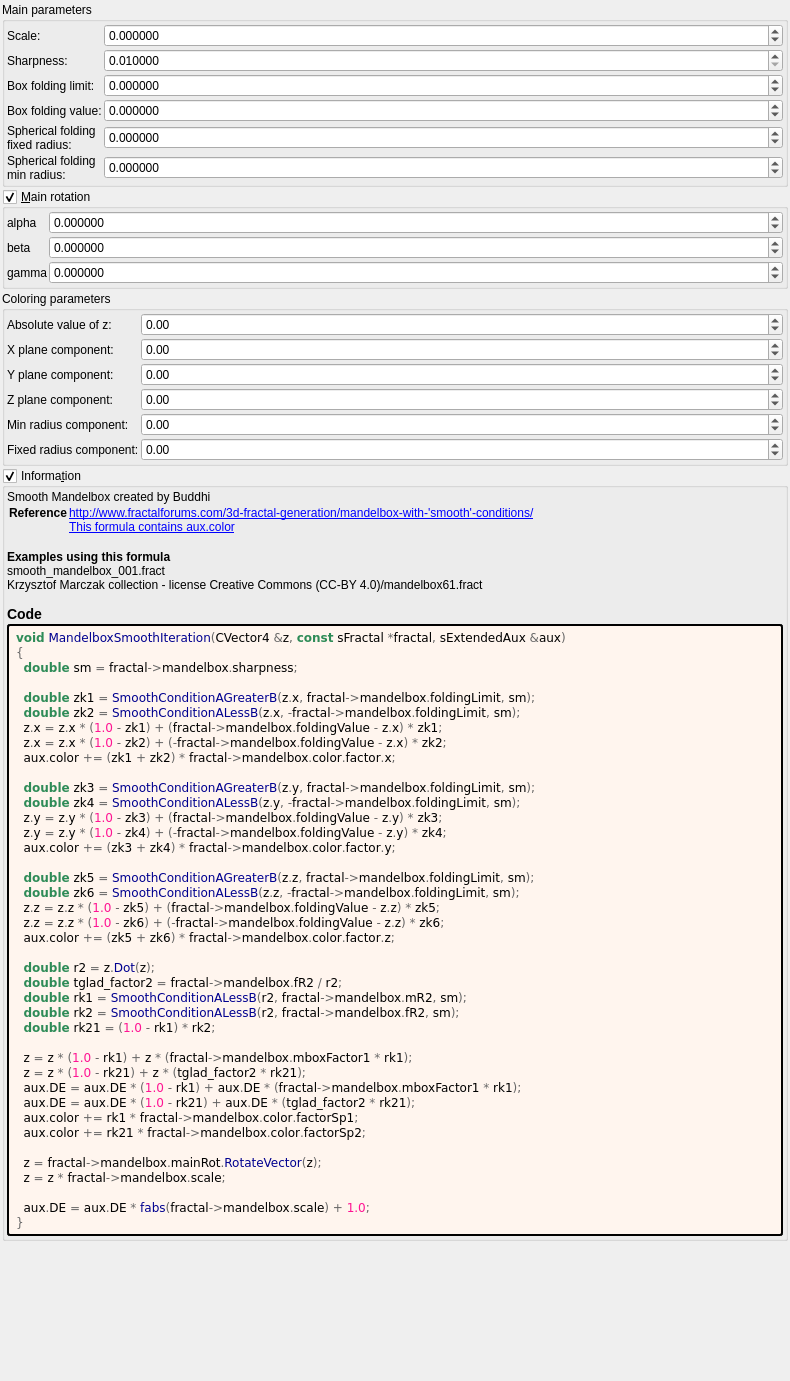
Above: mandelbulber2/formula/ui/fractal_mandelbox_smooth.ui from buddhi1980/mandelbulber2 before the change. Below: the same form after it.
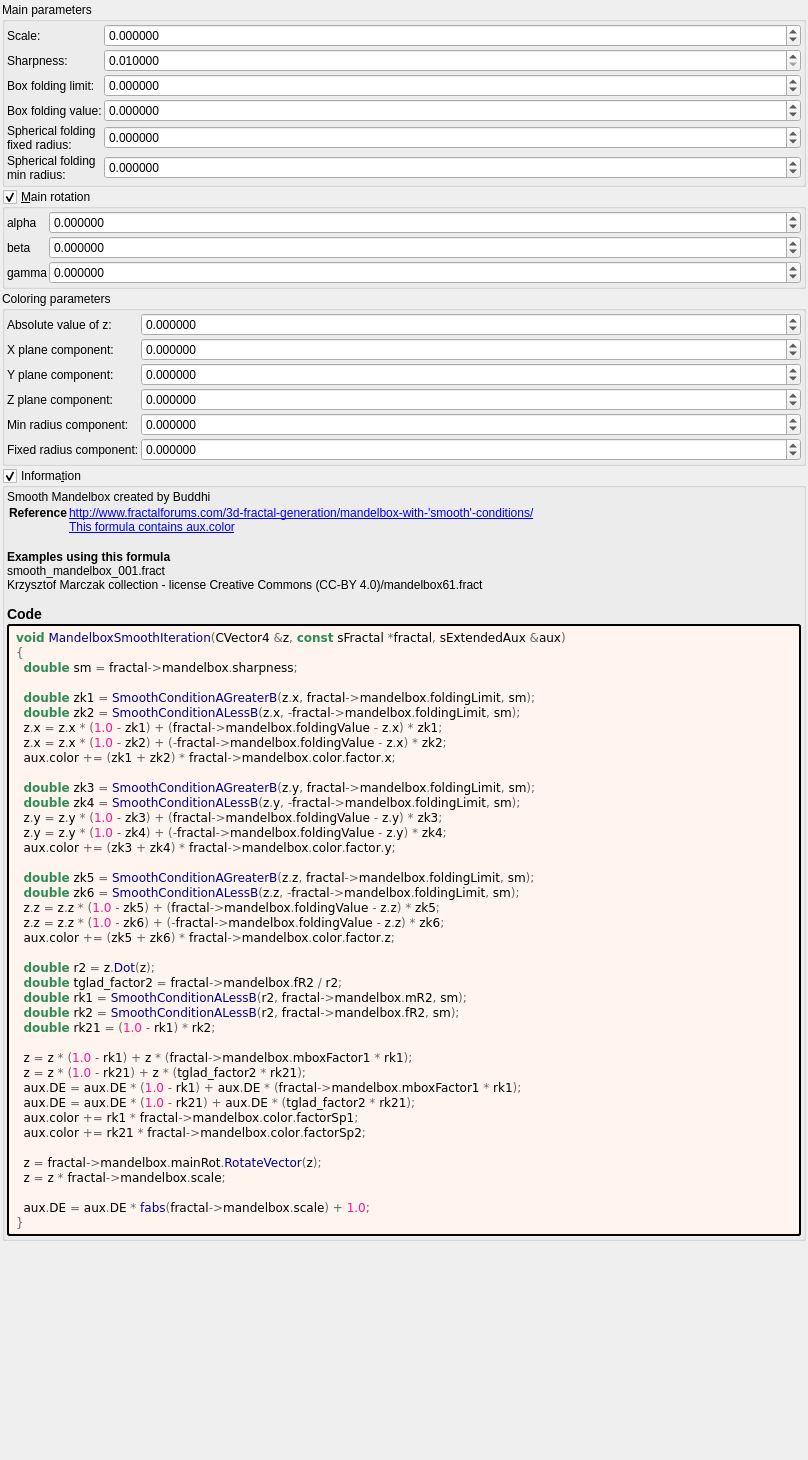
That is the form after the change. Custom widgets are drawn as their Qt base class.

The edit to the form file:
```diff
--- a/mandelbulber2/formula/ui/fractal_mandelbox_smooth.ui
+++ b/mandelbulber2/formula/ui/fractal_mandelbox_smooth.ui
@@ -6,8 +6,8 @@
    <rect>
     <x>0</x>
     <y>0</y>
-    <width>790</width>
-    <height>1381</height>
+    <width>808</width>
+    <height>1460</height>
    </rect>
   </property>
   <property name="windowTitle">
@@ -452,7 +452,7 @@
            <string/>
           </property>
           <property name="decimals">
-           <number>2</number>
+           <number>6</number>
           </property>
           <property name="minimum">
            <double>-100.000000000000000</double>
@@ -494,7 +494,7 @@
            <string/>
           </property>
           <property name="decimals">
-           <number>2</number>
+           <number>6</number>
           </property>
           <property name="minimum">
            <double>-100.000000000000000</double>
@@ -543,7 +543,7 @@
            <string/>
           </property>
           <property name="decimals">
-           <number>2</number>
+           <number>6</number>
           </property>
           <property name="minimum">
            <double>-100.000000000000000</double>
@@ -578,7 +578,7 @@
            <string/>
           </property>
           <property name="decimals">
-           <number>2</number>
+           <number>6</number>
           </property>
           <property name="minimum">
            <double>-100.000000000000000</double>
@@ -606,7 +606,7 @@
            <string/>
           </property>
           <property name="decimals">
-           <number>2</number>
+           <number>6</number>
           </property>
           <property name="minimum">
            <double>-100.000000000000000</double>
@@ -634,7 +634,7 @@
            <string/>
           </property>
           <property name="decimals">
-           <number>2</number>
+           <number>6</number>
           </property>
           <property name="minimum">
            <double>-100.000000000000000</double>
@@ -780,17 +780,17 @@
   </layout>
  </widget>
  <customwidgets>
+  <customwidget>
+   <class>MyDoubleSpinBox</class>
+   <extends>QDoubleSpinBox</extends>
+   <header>my_double_spin_box.h</header>
+  </customwidget>
   <customwidget>
    <class>MyGroupBox</class>
    <extends>QGroupBox</extends>
    <header>my_group_box.h</header>
    <container>1</container>
   </customwidget>
-  <customwidget>
-   <class>MyDoubleSpinBox</class>
-   <extends>QDoubleSpinBox</extends>
-   <header>my_double_spin_box.h</header>
-  </customwidget>
  </customwidgets>
  <tabstops>
   <tabstop>spinbox_mandelbox_scale</tabstop>
```
Left out of the diff: 2 changed lines with no effect on the pictures.
